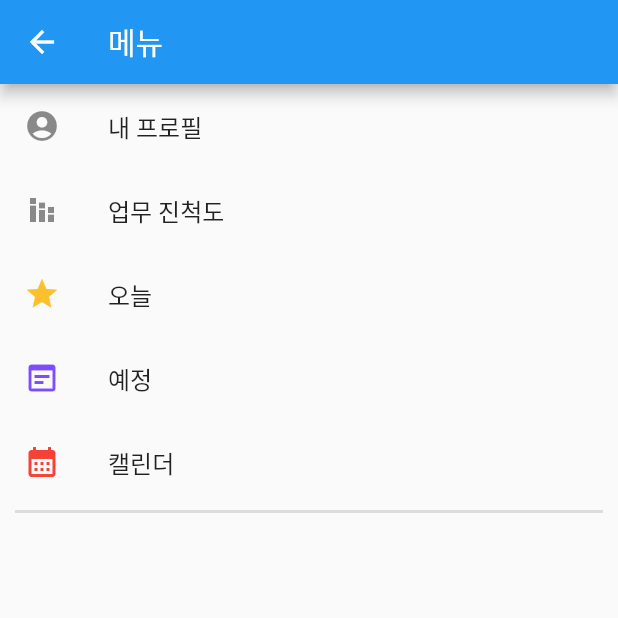
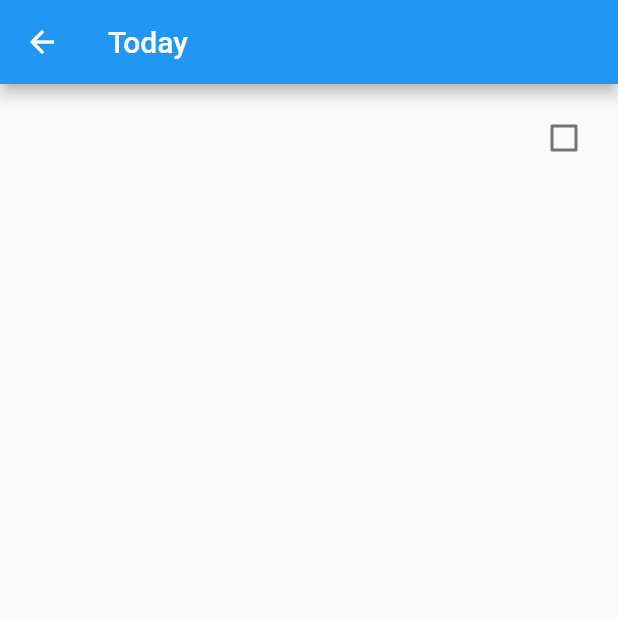
Before and after one commit to KastanEr/To-do-List-App, a Flutter app: the MenuPage screen opened by its route, after a tap on "오늘", on a phone screen of 412 x 824 dp, the top half of it. Run offline on Flutter 3.47's test engine with Material 2 defaults, Android fonts, the light colour scheme and no system bars; our stand-ins replace cloud_firestore, firebase_core; accounts and stored records are empty.

Commit message:
today page update

```diff
--- /dev/null
+++ b/lib/flutter/src/material/text_field.dart
@@ -0,0 +1 @@
+// TODO Implement this library.
--- a/lib/menu.dart
+++ b/lib/menu.dart
@@ -1,5 +1,8 @@
 import 'package:flutter/material.dart';
+import 'package:todolist/mypage.dart';
+import 'package:todolist/project.dart';
 import 'package:todolist/running.dart';
+import 'package:todolist/today.dart';
 import 'package:todolist/upcomming.dart';
 
 class MenuPage extends StatefulWidget {
@@ -27,6 +30,10 @@ class _MenuPageState extends State<MenuPage> {
               title: const Text('내 프로필'),
               onTap: () {
                 print("내 프로필");
+                Navigator.push(
+                  context,
+                  MaterialPageRoute(builder: (context) => MyPage()),
+                );
               },
             ),
             ListTile(
@@ -45,12 +52,17 @@ class _MenuPageState extends State<MenuPage> {
               title: const Text('오늘'),
               onTap: () {
                 print("오늘");
+                Navigator.push(
+                  context,
+                  MaterialPageRoute(builder: (context) => const Today()),
+                );
               },
             ),
             ListTile(
               leading: const Icon(Icons.wysiwyg, color: Colors.deepPurpleAccent),
               title: const Text('예정'),
               onTap: () {
+                print("예정");
                 Navigator.push(
                   context,
                   MaterialPageRoute(builder: (context) => const UpcommingPage()),
@@ -71,6 +83,17 @@ class _MenuPageState extends State<MenuPage> {
               indent: 10,
               endIndent: 10,
             ),
+            ListTile(
+              leading: const Icon(Icons.pending_actions_outlined, color: Colors.black,),
+              title: const Text('프로젝트'),
+              onTap: () {
+                print("프로젝트");
+                Navigator.push(
+                  context,
+                  MaterialPageRoute(builder: (context) => ProjectPage()),
+                );
+              },
+            ),
 
 
 
--- a/lib/model/user.dart
+++ b/lib/model/user.dart
@@ -6,6 +6,7 @@ class User {
   late String _name;
   late String _email;
   late String _password;
+  late String _position;
   late Project _default;
   late List<Project> _projectList;
   late List<Notification> _notificationList;
--- /dev/null
+++ b/lib/today.dart
@@ -0,0 +1,60 @@
+import 'package:flutter/material.dart';
+
+class Today extends StatelessWidget {
+  const Today({Key? key}) : super(key: key);
+  @override
+  Widget build(BuildContext context) {
+    return todayListView();
+  }
+}
+
+class todayListView extends StatefulWidget {
+  @override
+  State<todayListView> createState() => _todayListViewState();
+}
+
+class _todayListViewState extends State<todayListView> {
+  bool _ischecked = false;
+  @override
+  Widget build(BuildContext context) {
+    return Scaffold(
+      appBar: AppBar(
+        title: const Text('Today'),
+      ),
+      body: SafeArea(
+        child: CheckboxListTile(
+          value: _ischecked,
+          title: Text(''),
+          subtitle: Text(''),
+          onChanged: (bool? value) {
+            setState(() {
+              _ischecked = value!;
+            });
+          },
+          activeColor: Colors.black,
+          checkColor: Colors.white,
+          isThreeLine: false,
+          selected: _ischecked,
+        ),
+        // child: ListView(
+        // children: <Widget>[
+        //   ListTile(
+        //     title: Text(''),
+        //     subtitle: Text(''),
+        //     trailing: IconButton(onPressed: Icon(Icons.star), icon: Icon(Icons.star_border)),
+        //   ),
+        //   Divider(
+        //     height: 10,
+        //     thickness: 1,
+        //     indent: 10,
+        //     endIndent: 10,
+        //   ),
+        //   ListTile(
+        //     leading: Icon(Icons.groups_sharp),
+        //     title: Text('커뮤니티'),
+        //   ),
+        // ]),
+      ),
+    );
+  }
+}
```
Also changed, not shown: lib/account.dart (added, +158 -0 lines), lib/app.dart (+10 -0 lines), lib/model/today.dart (renamed from lib/model/project.dart, +19 -20 lines), lib/mypage.dart (added, +71 -0 lines).
